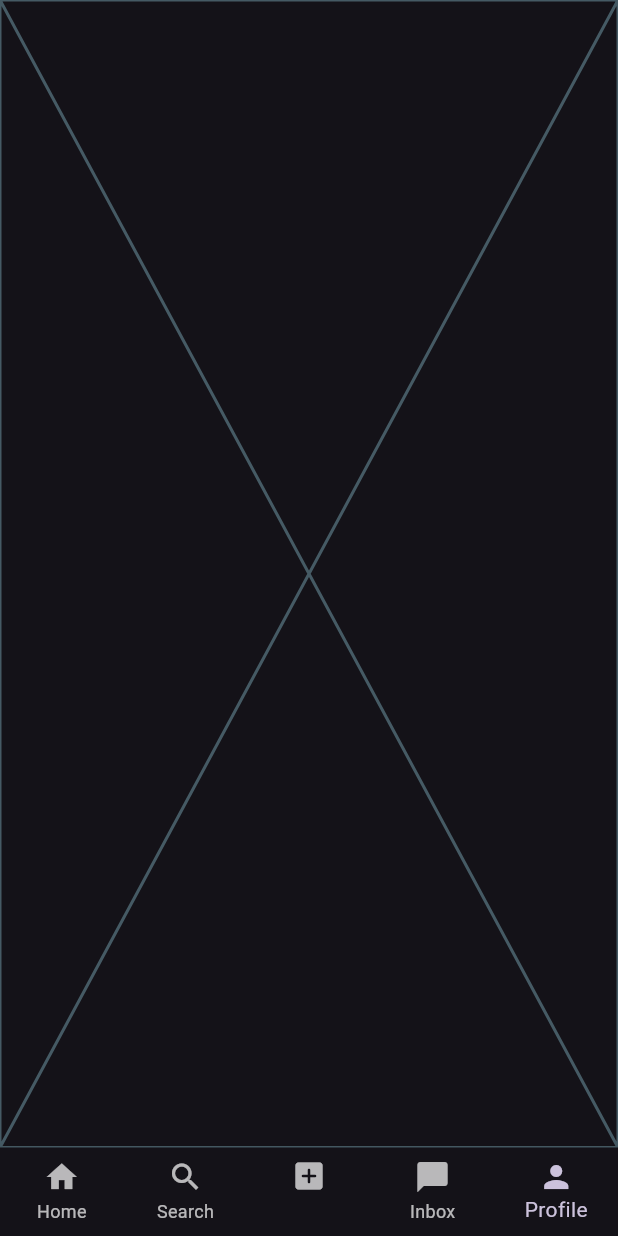
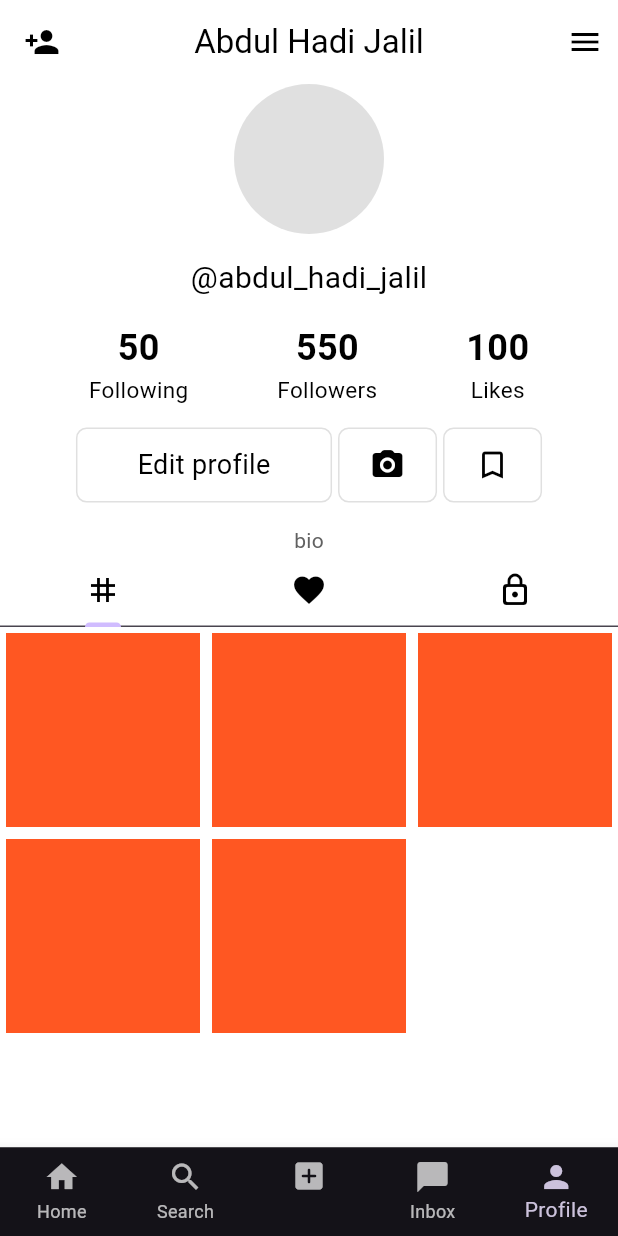
Before and after one commit to Abdul-Hadi-Jalil/minimalist-tiktok-ui-clone, a Flutter app: the screen it shows after launch, item 5 of the bottom bar chosen, on a phone screen of 412 x 824 dp. Run offline on Flutter 3.47's test engine with Material 3 defaults, Android fonts, the phone set to English and light mode, and no system bars.

Commit message:
completed the profile screen.

```diff
--- a/lib/screens/profile_screen.dart
+++ b/lib/screens/profile_screen.dart
@@ -1,10 +1,173 @@
 import 'package:flutter/material.dart';
+import 'package:minmalist_tiktok_ui_clone/widgets/profile_tab1.dart';
+import 'package:minmalist_tiktok_ui_clone/widgets/profile_tab2.dart';
+import 'package:minmalist_tiktok_ui_clone/widgets/profile_tab3.dart';
 
 class ProfileScreen extends StatelessWidget {
   const ProfileScreen({super.key});
 
   @override
   Widget build(BuildContext context) {
-    return const Placeholder();
+    return DefaultTabController(
+      length: 3,
+      child: Scaffold(
+        appBar: AppBar(
+          leading: Icon(Icons.person_add, color: Colors.black),
+          title: Text(
+            'Abdul Hadi Jalil',
+            style: TextStyle(color: Colors.black),
+          ),
+          centerTitle: true,
+          actions: [
+            Icon(Icons.menu, color: Colors.black),
+            SizedBox(width: 10),
+          ],
+          backgroundColor: Colors.transparent,
+        ),
+        backgroundColor: Colors.white,
+        body: Column(
+          children: [
+            // user profile photo
+            CircleAvatar(radius: 50, backgroundColor: Colors.grey.shade300),
+
+            // username
+            Padding(
+              padding: const EdgeInsets.symmetric(vertical: 15.0),
+              child: Text(
+                '@abdul_hadi_jalil',
+                style: TextStyle(fontSize: 20, color: Colors.black),
+              ),
+            ),
+
+            // followers, following, likes
+            Row(
+              mainAxisAlignment: MainAxisAlignment.spaceEvenly,
+              children: [
+                Column(
+                  children: [
+                    Text(
+                      '50',
+                      style: TextStyle(
+                        fontSize: 24,
+                        fontWeight: FontWeight.bold,
+                        color: Colors.black,
+                      ),
+                    ),
+                    Text(
+                      'Following',
+                      style: TextStyle(fontSize: 15, color: Colors.black),
+                    ),
+                  ],
+                ),
+                Column(
+                  children: [
+                    Text(
+                      '550',
+                      style: TextStyle(
+                        fontSize: 24,
+                        fontWeight: FontWeight.bold,
+                        color: Colors.black,
+                      ),
+                    ),
+                    Text(
+                      'Followers',
+                      style: TextStyle(fontSize: 15, color: Colors.black),
+                    ),
+                  ],
+                ),
+                Column(
+                  children: [
+                    Text(
+                      '100',
+                      style: TextStyle(
+                        fontSize: 24,
+                        fontWeight: FontWeight.bold,
+                        color: Colors.black,
+                      ),
+                    ),
+                    Text(
+                      'Likes',
+                      style: TextStyle(fontSize: 15, color: Colors.black),
+                    ),
+                  ],
+                ),
+              ],
+            ),
+
+            SizedBox(height: 15),
+
+            // buttons
+            Row(
+              mainAxisAlignment: MainAxisAlignment.center,
+              spacing: 4,
+              children: [
+                // edit button
+                Container(
+                  padding: EdgeInsets.symmetric(vertical: 11, horizontal: 40),
+                  decoration: BoxDecoration(
+                    border: Border.all(color: Colors.grey.shade300),
+                    borderRadius: BorderRadius.circular(7),
+                  ),
+                  child: Center(
+                    child: Text(
+                      'Edit profile',
+                      style: TextStyle(color: Colors.black, fontSize: 18),
+                    ),
+                  ),
+                ),
+                // photo button
+                Container(
+                  padding: EdgeInsets.symmetric(vertical: 12, horizontal: 20),
+                  decoration: BoxDecoration(
+                    border: Border.all(color: Colors.grey.shade300),
+                    borderRadius: BorderRadius.circular(7),
+                  ),
+                  child: Center(
+                    child: Icon(Icons.camera_alt_rounded, color: Colors.black),
+                  ),
+                ),
+                // bookmark button
+                Container(
+                  padding: EdgeInsets.symmetric(vertical: 12, horizontal: 20),
+                  decoration: BoxDecoration(
+                    border: Border.all(color: Colors.grey.shade300),
+                    borderRadius: BorderRadius.circular(7),
+                  ),
+                  child: Center(
+                    child: Icon(
+                      Icons.bookmark_border_outlined,
+                      color: Colors.black,
+                    ),
+                  ),
+                ),
+              ],
+            ),
+
+            SizedBox(height: 15),
+
+            // bio
+            Text('bio', style: TextStyle(color: Colors.grey.shade700)),
+
+            // tabs
+            TabBar(
+              tabs: [
+                Tab(icon: Icon(Icons.grid_3x3, color: Colors.black)),
+                Tab(icon: Icon(Icons.favorite, color: Colors.black)),
+                Tab(
+                  icon: Icon(Icons.lock_outline_rounded, color: Colors.black),
+                ),
+              ],
+            ),
+
+            Expanded(
+              child: TabBarView(
+                physics: ScrollPhysics(),
+                children: [ProfileTab1(), ProfileTab2(), ProfileTab3()],
+              ),
+            ),
+          ],
+        ),
+      ),
+    );
   }
 }
--- /dev/null
+++ b/lib/widgets/profile_tab1.dart
@@ -0,0 +1,21 @@
+import 'package:flutter/material.dart';
+
+class ProfileTab1 extends StatelessWidget {
+  const ProfileTab1({super.key});
+
+  @override
+  Widget build(BuildContext context) {
+    return GridView.builder(
+      itemCount: 5,
+      gridDelegate: SliverGridDelegateWithFixedCrossAxisCount(
+        crossAxisCount: 3,
+      ),
+      itemBuilder: (context, index) {
+        return Padding(
+          padding: EdgeInsetsGeometry.all(4),
+          child: Container(height: 30, width: 30, color: Colors.deepOrange),
+        );
+      },
+    );
+  }
+}
--- /dev/null
+++ b/lib/widgets/profile_tab2.dart
@@ -0,0 +1,21 @@
+import 'package:flutter/material.dart';
+
+class ProfileTab2 extends StatelessWidget {
+  const ProfileTab2({super.key});
+
+  @override
+  Widget build(BuildContext context) {
+    return GridView.builder(
+      itemCount: 5,
+      gridDelegate: SliverGridDelegateWithFixedCrossAxisCount(
+        crossAxisCount: 3,
+      ),
+      itemBuilder: (context, index) {
+        return Padding(
+          padding: EdgeInsetsGeometry.all(4),
+          child: Container(height: 30, width: 30, color: Colors.deepPurple),
+        );
+      },
+    );
+  }
+}
--- /dev/null
+++ b/lib/widgets/profile_tab3.dart
@@ -0,0 +1,21 @@
+import 'package:flutter/material.dart';
+
+class ProfileTab3 extends StatelessWidget {
+  const ProfileTab3({super.key});
+
+  @override
+  Widget build(BuildContext context) {
+    return GridView.builder(
+      itemCount: 5,
+      gridDelegate: SliverGridDelegateWithFixedCrossAxisCount(
+        crossAxisCount: 3,
+      ),
+      itemBuilder: (context, index) {
+        return Padding(
+          padding: EdgeInsetsGeometry.all(4),
+          child: Container(height: 30, width: 30, color: Colors.green),
+        );
+      },
+    );
+  }
+}
```
